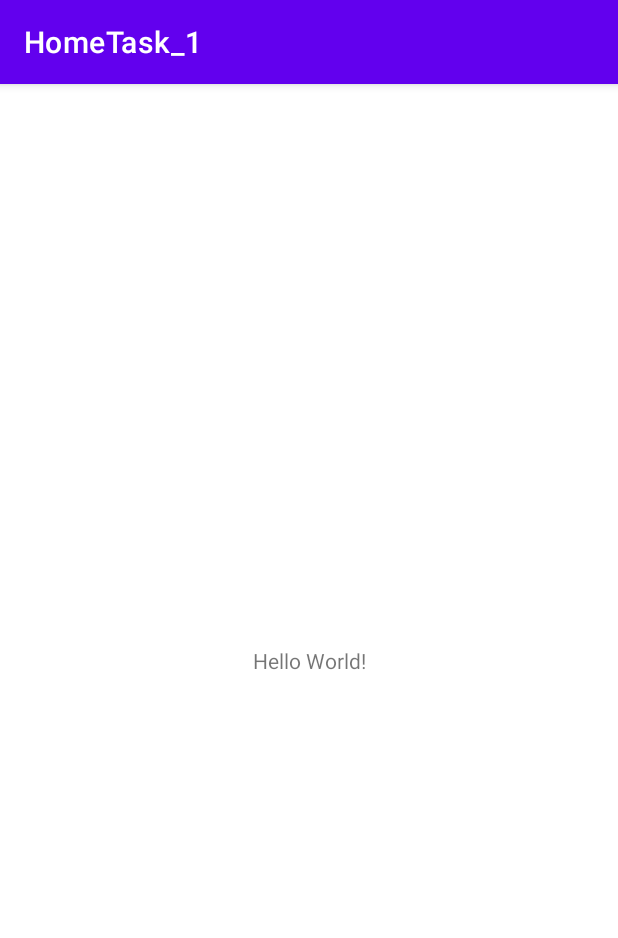
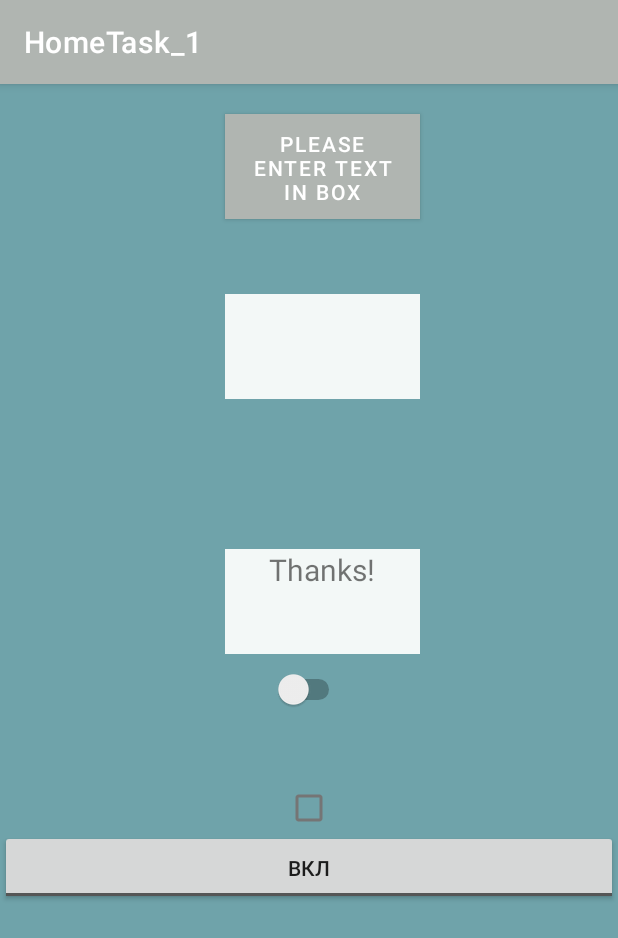
Before and after one commit to DmitrySergienko/HomeTaskOne, an Android app: the screen it shows after launch (MainActivity), on a phone screen of 412 x 824 dp. Shown: the top 938 px of the screen. Run offline under Robolectric (Android 15) with nearby library versions, the phone set to English and light mode, and no system bars.

Commit message:
Home task done

```diff
--- a/app/src/main/java/ru/ds/hometask_1/MainActivity.java
+++ b/app/src/main/java/ru/ds/hometask_1/MainActivity.java
@@ -10,5 +10,6 @@ public class MainActivity extends AppCompatActivity {
     protected void onCreate(Bundle savedInstanceState) {
         super.onCreate(savedInstanceState);
         setContentView(R.layout.activity_main);
+
     }
 }
--- a/app/src/main/res/layout/activity_main.xml
+++ b/app/src/main/res/layout/activity_main.xml
@@ -1,18 +1,61 @@
 <?xml version="1.0" encoding="utf-8"?>
-<androidx.constraintlayout.widget.ConstraintLayout xmlns:android="http://schemas.android.com/apk/res/android"
+<LinearLayout xmlns:android="http://schemas.android.com/apk/res/android"
     xmlns:app="http://schemas.android.com/apk/res-auto"
     xmlns:tools="http://schemas.android.com/tools"
     android:layout_width="match_parent"
     android:layout_height="match_parent"
+    android:background="#6FA3AA"
+    android:orientation="vertical"
     tools:context=".MainActivity">
 
+    <Button
+        android:layout_width="130dp"
+        android:layout_height="70dp"
+        android:layout_marginStart="150dp"
+        android:layout_marginTop="20dp"
+        android:background="#1ADCC9"
+        android:shadowColor="@color/black"
+        android:text="@string/bt_text" />
+
+    <EditText
+        android:layout_width="130dp"
+        android:layout_height="70dp"
+        android:layout_marginStart="150dp"
+        android:layout_marginTop="50dp"
+        android:background="@color/teal_200"
+        android:inputType="text"/>
+
     <TextView
+        android:layout_width="130dp"
+        android:layout_height="70dp"
+        android:layout_marginStart="150dp"
+        android:layout_marginTop="100dp"
+        android:background="@color/teal_200"
+        android:fontFamily="@string/app_name"
+        android:text="@string/my_first_task"
+        android:textAlignment="center"
+        android:textSize="20sp" />
+
+    <Switch
         android:layout_width="wrap_content"
         android:layout_height="wrap_content"
-        android:text="Hello World!"
-        app:layout_constraintBottom_toBottomOf="parent"
-        app:layout_constraintLeft_toLeftOf="parent"
-        app:layout_constraintRight_toRightOf="parent"
-        app:layout_constraintTop_toTopOf="parent" />
+        android:layout_gravity="center"
+        android:layout_marginTop="10dp" />
 
-</androidx.constraintlayout.widget.ConstraintLayout>
+    <CheckBox
+        android:layout_width="30dp"
+        android:layout_height="30dp"
+        android:layout_gravity="center"
+        android:layout_marginTop="50dp"
+        android:shadowColor="@color/teal_200" />
+
+    <ToggleButton
+        android:id="@+id/toggleButton"
+        android:layout_width="match_parent"
+        android:layout_height="50dp"
+        android:checked="false"
+        android:text="ToggleButton"
+        android:textOff="вкл"
+        android:textOn="выкл" />
+
+</LinearLayout>
--- a/app/src/main/res/values/colors.xml
+++ b/app/src/main/res/values/colors.xml
@@ -1,9 +1,9 @@
 <?xml version="1.0" encoding="utf-8"?>
 <resources>
-    <color name="purple_200">#FFBB86FC</color>
-    <color name="purple_500">#FF6200EE</color>
+    <color name="purple_200">#6D6C6E</color>
+    <color name="purple_500">#B0B5B1</color>
     <color name="purple_700">#FF3700B3</color>
-    <color name="teal_200">#FF03DAC5</color>
+    <color name="teal_200">#F3F8F7</color>
     <color name="teal_700">#FF018786</color>
     <color name="black">#FF000000</color>
     <color name="white">#FFFFFFFF</color>
--- a/app/src/main/res/values/strings.xml
+++ b/app/src/main/res/values/strings.xml
@@ -1,3 +1,5 @@
 <resources>
     <string name="app_name">HomeTask_1</string>
+    <string name="bt_text">Please enter text in box bellow</string>
+    <string name="my_first_task">Thanks!</string>
 </resources>
```
Also changed, not shown: app/src/main/res/layout/calendar_view.xml (added, +17 -0 lines), app/src/main/res/layout/second_layout.xml (added, +58 -0 lines).
